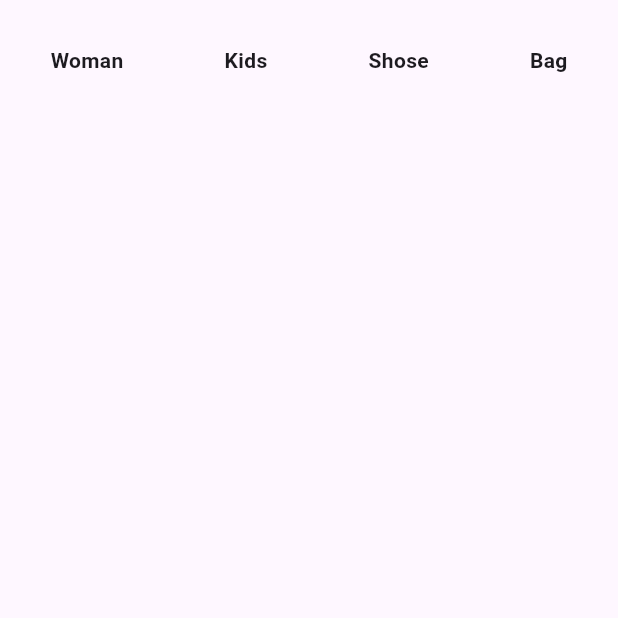
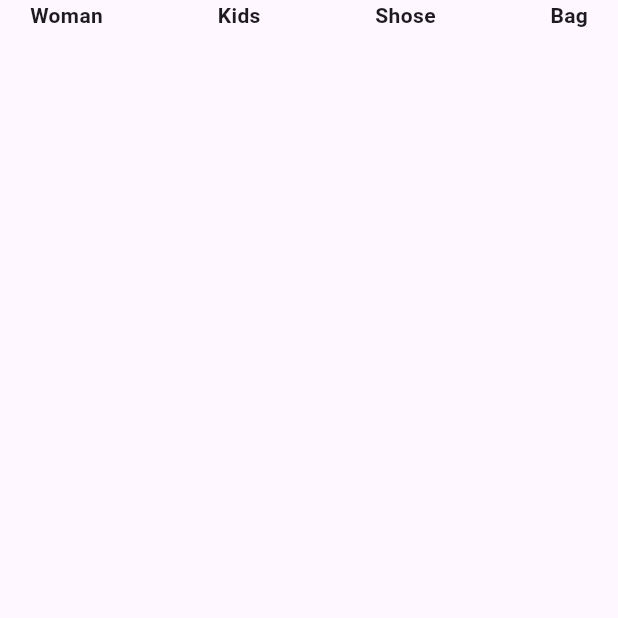
Before and after one commit to hippieperm/flutter_store_app, a Flutter app: the screen it shows after launch, on a phone screen of 412 x 824 dp, the top half of it. Run offline on Flutter 3.47's test engine with Material 3 defaults, Android fonts, the phone set to English and light mode, and no system bars.

Commit message:
StorePage의 레이아웃을 수정하여 패딩을 수평으로 조정하고, 텍스트 요소 사이에 Spacer를 추가하여 UI의 간격을 개선했습니다.

```diff
--- a/lib/main.dart
+++ b/lib/main.dart
@@ -25,9 +25,8 @@ class StorePage extends StatelessWidget {
         child: Column(
           children: [
             Padding(
-              padding: EdgeInsets.symmetric(vertical: 30),
+              padding: EdgeInsets.symmetric(horizontal: 20),
               child: Row(
-                mainAxisAlignment: MainAxisAlignment.spaceAround,
                 children: [
                   Text(
                     'Woman',
@@ -35,18 +34,21 @@ class StorePage extends StatelessWidget {
                       fontWeight: FontWeight.bold,
                     ),
                   ),
+                  Spacer(),
                   Text(
                     'Kids',
                     style: TextStyle(
                       fontWeight: FontWeight.bold,
                     ),
                   ),
+                  Spacer(),
                   Text(
                     'Shose',
                     style: TextStyle(
                       fontWeight: FontWeight.bold,
                     ),
                   ),
+                  Spacer(),
                   Text(
                     'Bag',
                     style: TextStyle(
```
